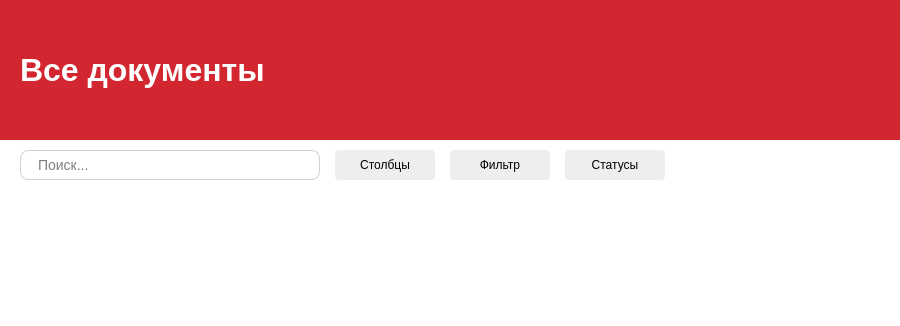
Above: client/ui/documents/table/documents_panel.ui from lerakaplich/Documents before the change; both pictures show x 0 to 900 and y 0 to 326 of the 900 by 800 pixel window. Below: the same form after it.
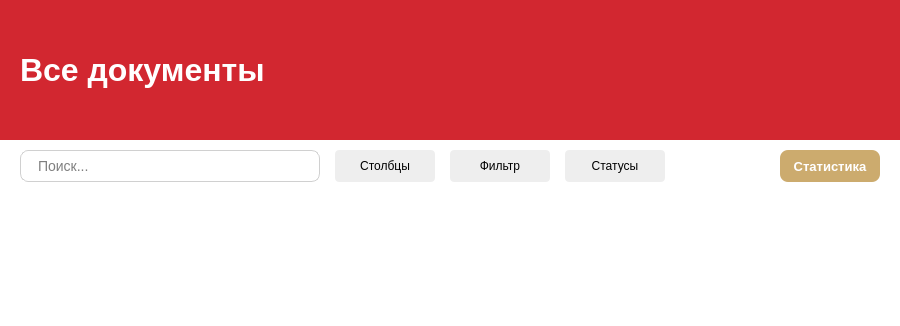
That is the form after the change.

```diff
--- a/client/ui/documents/table/documents_panel.ui
+++ b/client/ui/documents/table/documents_panel.ui
@@ -135,13 +135,13 @@
         <property name="minimumSize">
          <size>
           <width>300</width>
-          <height>30</height>
+          <height>32</height>
          </size>
         </property>
         <property name="maximumSize">
          <size>
           <width>16777215</width>
-          <height>30</height>
+          <height>32</height>
          </size>
         </property>
         <property name="styleSheet">
@@ -166,13 +166,13 @@
         <property name="minimumSize">
          <size>
           <width>100</width>
-          <height>30</height>
+          <height>32</height>
          </size>
         </property>
         <property name="maximumSize">
          <size>
           <width>16777215</width>
-          <height>30</height>
+          <height>32</height>
          </size>
         </property>
         <property name="styleSheet">
@@ -196,13 +196,13 @@
         <property name="minimumSize">
          <size>
           <width>100</width>
-          <height>30</height>
+          <height>32</height>
          </size>
         </property>
         <property name="maximumSize">
          <size>
           <width>16777215</width>
-          <height>30</height>
+          <height>32</height>
          </size>
         </property>
         <property name="styleSheet">
@@ -226,13 +226,13 @@
         <property name="minimumSize">
          <size>
           <width>100</width>
-          <height>30</height>
+          <height>32</height>
          </size>
         </property>
         <property name="maximumSize">
          <size>
           <width>16777215</width>
-          <height>30</height>
+          <height>32</height>
          </size>
         </property>
         <property name="styleSheet">
@@ -264,6 +264,43 @@
         </property>
        </spacer>
       </item>
+      <item>
+       <widget class="QPushButton" name="statusesBtn_2">
+        <property name="minimumSize">
+         <size>
+          <width>100</width>
+          <height>32</height>
+         </size>
+        </property>
+        <property name="maximumSize">
+         <size>
+          <width>16777215</width>
+          <height>32</height>
+         </size>
+        </property>
+        <property name="styleSheet">
+         <string notr="true">
+QPushButton {
+    background-color: #ccab6e;
+    color: white;
+    border-radius: 8px;
+    font-weight: bold;
+    font-size: 13px;
+    border: none;
+}
+QPushButton:hover {
+    background-color: #998664;
+}
+QPushButton:pressed {
+    background-color: #7a6a50;
+}
+        </string>
+        </property>
+        <property name="text">
+         <string>Статистика</string>
+        </property>
+       </widget>
+      </item>
      </layout>
     </widget>
    </item>
```
